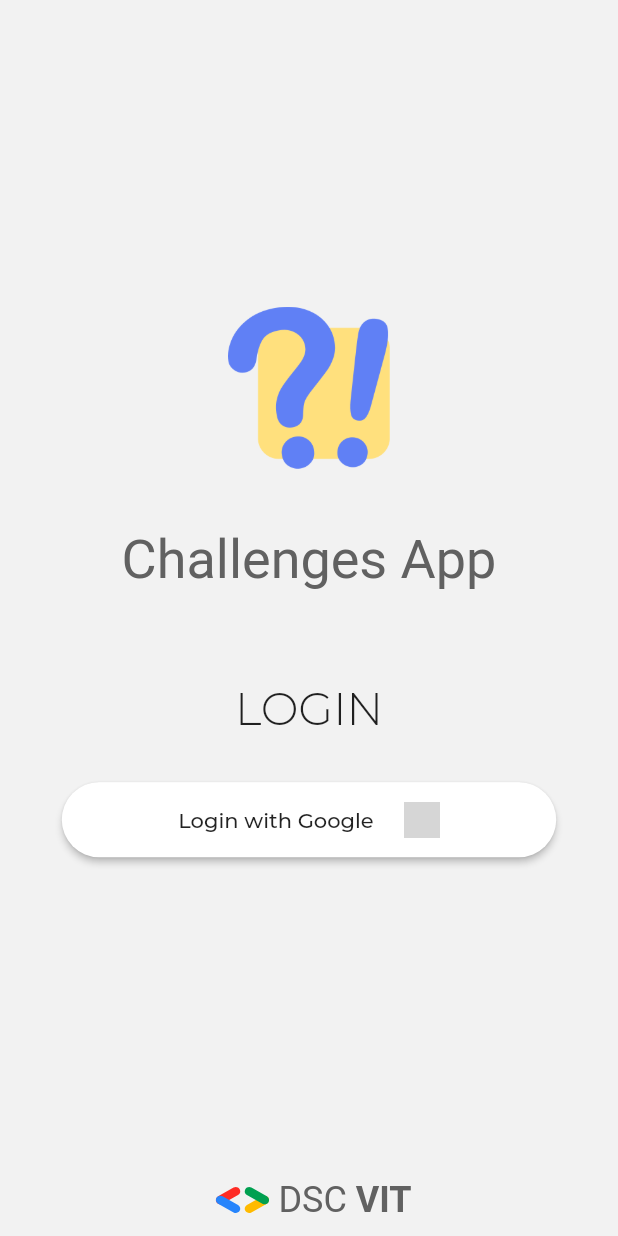
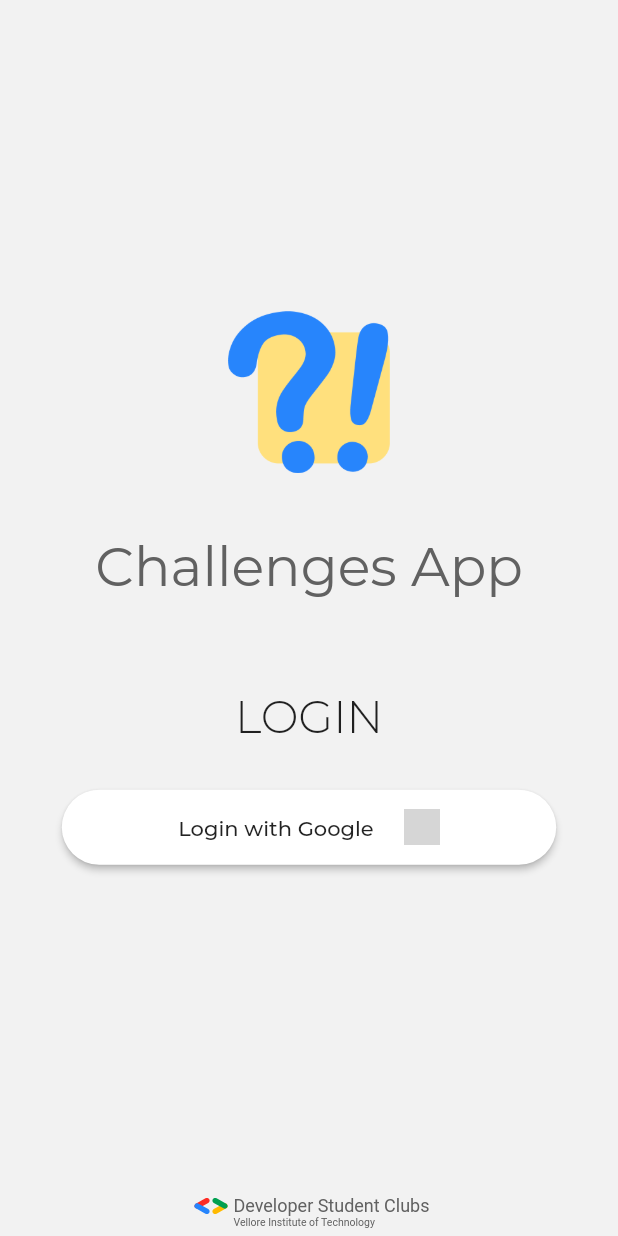
Before and after one commit to GDGVIT/dsc-challenge-app, a Flutter app: the SignupScreenBuilder screen opened directly, on a phone screen of 412 x 824 dp. Run offline on Flutter 3.47's test engine with Material 2 defaults, Android fonts, the phone set to English and light mode, and no system bars; our stand-ins replace bloc, equatable, flutter_bloc, flutter_svg, google_sign_in, hive; accounts and stored records are empty; network calls fail; project files that could hold a hidden picture were left out; grey boxes are pictures that could not be loaded.

Commit message:
asset updates, logo inline with new logo, used richtext widget

```diff
--- a/lib/src/presentation/screens/signup/signup_screen_goog.dart
+++ b/lib/src/presentation/screens/signup/signup_screen_goog.dart
@@ -1,9 +1,9 @@
 import 'package:flutter/material.dart';
 import 'package:flutter_bloc/flutter_bloc.dart';
-import 'package:flutter_svg/flutter_svg.dart';
 
 import '../../../services/bloc/sign_in/googlesignin_bloc.dart';
 import '../../../utils/global_themes.dart';
+import '../../widgets/dsc_title.dart';
 import '../../widgets/my_snackbar.dart';
 import '../../widgets/show_up.dart';
 import 'instagram_handle.dart';
@@ -44,32 +44,7 @@ class _SignupScreenBuilderState extends State<SignupScreenBuilder> {
     return Scaffold(
       bottomNavigationBar: ShowUp(
         delay: Duration(milliseconds: 100),
-        child: Row(
-          mainAxisAlignment: MainAxisAlignment.center,
-          children: <Widget>[
-            SvgPicture.asset(
-              "assets/images/dsc-logo-square.svg",
-              height: 48,
-            ),
-            RichText(
-              text: TextSpan(
-                style: TextStyle(
-                  color: Colors.grey[700],
-                  fontSize: 24,
-                ),
-                children: [
-                  TextSpan(text: 'DSC '),
-                  TextSpan(
-                    text: 'VIT',
-                    style: TextStyle(
-                      fontWeight: FontWeight.w600,
-                    ),
-                  ),
-                ],
-              ),
-            ),
-          ],
-        ),
+        child: DscTitleWidget(),
       ),
       body: SafeArea(
         child: BlocConsumer<GooglesigninBloc, GooglesigninState>(
@@ -132,9 +107,9 @@ class _SignupScreenBuilderState extends State<SignupScreenBuilder> {
                 RichText(
                   text: TextSpan(
                     style: TextStyle(
-                      color: Colors.grey[700],
-                      fontSize: 36,
-                    ),
+                        color: Colors.grey[700],
+                        fontSize: 36,
+                        fontFamily: 'Montserrat'),
                     children: [
                       TextSpan(text: 'Challenges App'),
                     ],
--- a/lib/src/presentation/widgets/dsc_title.dart
+++ b/lib/src/presentation/widgets/dsc_title.dart
@@ -8,32 +8,36 @@ class DscTitleWidget extends StatelessWidget {
 
   @override
   Widget build(BuildContext context) {
-    return Row(
-      mainAxisSize: MainAxisSize.min,
+    return Container(
+      margin: EdgeInsets.all(5),
+      child: Row(
         mainAxisAlignment: MainAxisAlignment.center,
+        crossAxisAlignment: CrossAxisAlignment.end,
         children: <Widget>[
           SvgPicture.asset(
             "assets/images/dsc-logo-square.svg",
-          height: 48,
+            height: 30,
           ),
           RichText(
             text: TextSpan(
               style: TextStyle(
                 color: Colors.grey[700],
-              fontSize: 24,
+                fontSize: 12,
               ),
               children: [
-              TextSpan(text: 'DSC '),
+                TextSpan(text: 'Developer Student Clubs'),
                 TextSpan(
-                text: 'VIT',
+                  text: '\nVellore Institute of Technology',
                   style: TextStyle(
-                  fontWeight: FontWeight.w600,
+                    fontSize: 7,
+                    // fontWeight: FontWeight.w600,
                   ),
                 ),
               ],
             ),
           ),
         ],
+      ),
     );
   }
 }
```
Also changed, not shown: lib/src/presentation/screens/leaderboard.dart (+12 -2 lines), lib/src/presentation/screens/signup/instagram_handle.dart (+2 -27 lines), assets/images/logo.png, 28 other files. Lines whose indentation alone changed are shown as unchanged.
